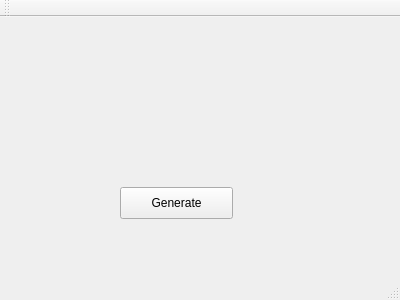
The window that DependencyMapper/mainwindow.ui (jandrewmc/DependencyMapper) describes before a commit, drawn with Qt 5.
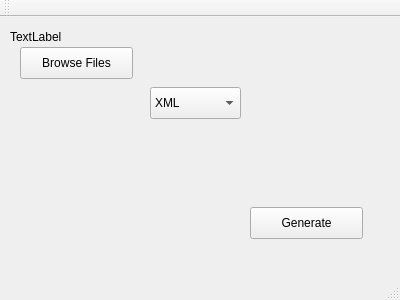
The same window after the commit.

Diff of the .ui file:
```diff
--- a/DependencyMapper/mainwindow.ui
+++ b/DependencyMapper/mainwindow.ui
@@ -17,8 +17,8 @@
    <widget class="QPushButton" name="generateBtn">
     <property name="geometry">
      <rect>
-      <x>120</x>
-      <y>170</y>
+      <x>250</x>
+      <y>190</y>
       <width>113</width>
       <height>32</height>
      </rect>
@@ -27,6 +27,52 @@
      <string>Generate</string>
     </property>
    </widget>
+   <widget class="QLabel" name="pathLbl">
+    <property name="geometry">
+     <rect>
+      <x>10</x>
+      <y>10</y>
+      <width>371</width>
+      <height>20</height>
+     </rect>
+    </property>
+    <property name="text">
+     <string>TextLabel</string>
+    </property>
+   </widget>
+   <widget class="QComboBox" name="comboBox">
+    <property name="geometry">
+     <rect>
+      <x>150</x>
+      <y>70</y>
+      <width>91</width>
+      <height>32</height>
+     </rect>
+    </property>
+    <item>
+     <property name="text">
+      <string>XML</string>
+     </property>
+    </item>
+    <item>
+     <property name="text">
+      <string>CONAN</string>
+     </property>
+    </item>
+   </widget>
+   <widget class="QPushButton" name="browseBtn">
+    <property name="geometry">
+     <rect>
+      <x>20</x>
+      <y>30</y>
+      <width>113</width>
+      <height>32</height>
+     </rect>
+    </property>
+    <property name="text">
+     <string>Browse Files</string>
+    </property>
+   </widget>
   </widget>
   <widget class="QMenuBar" name="menuBar">
    <property name="geometry">
```
